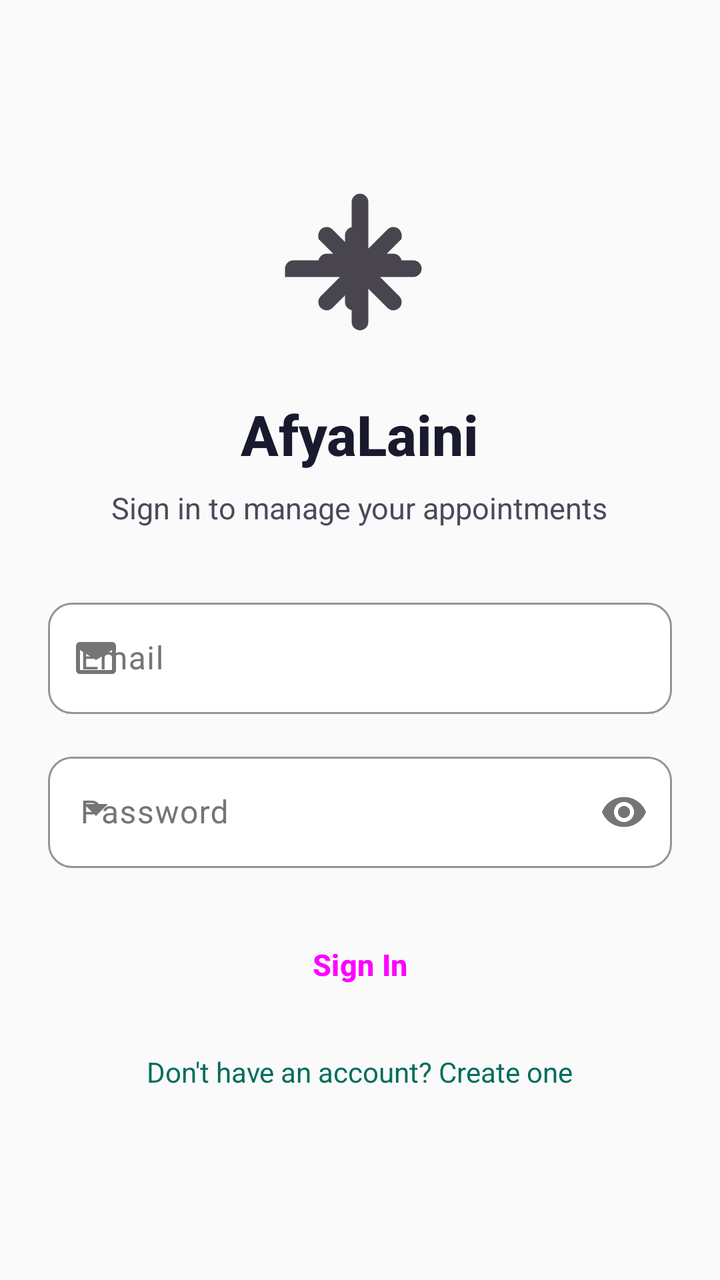
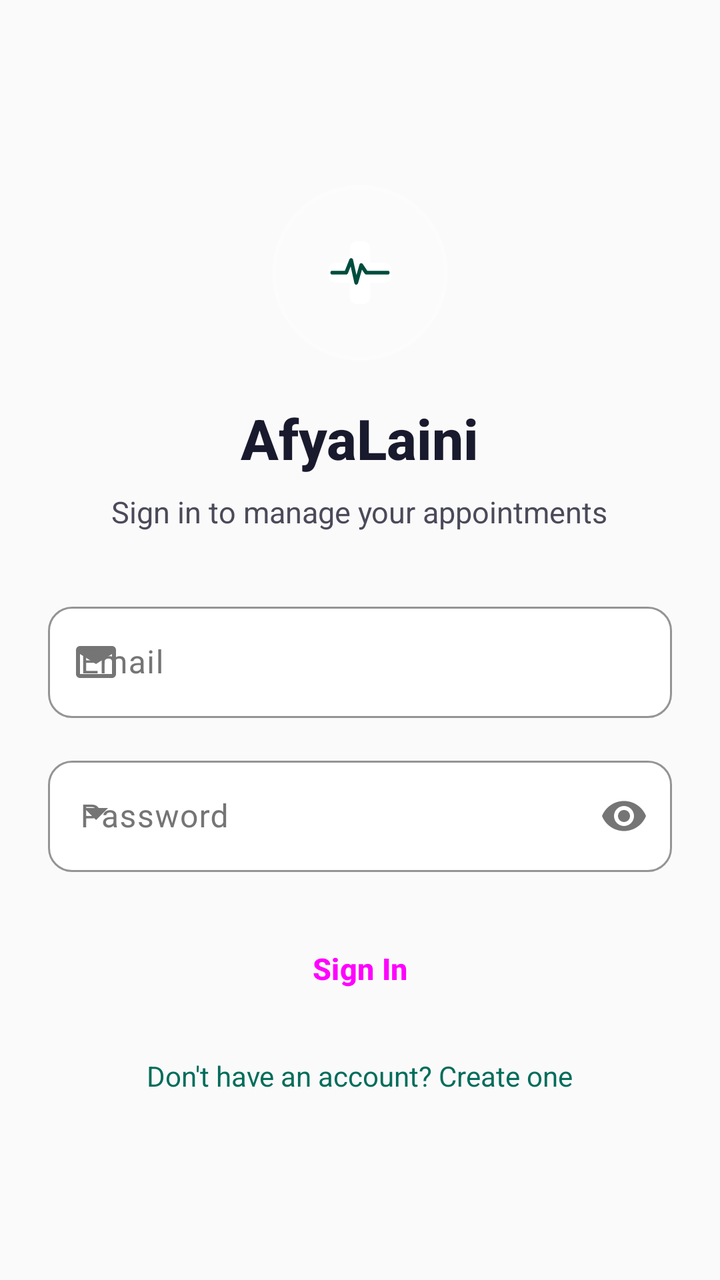

Screens rendered from an Android XML layout before and after an edit, with the pre-edit source and the edit as a unified diff.
<!-- AndroidManifest.xml: application theme Theme.AfyaLaini -->
<!-- res/layout/activity_login.xml -->
<?xml version="1.0" encoding="utf-8"?>
<ScrollView xmlns:android="http://schemas.android.com/apk/res/android"
    xmlns:app="http://schemas.android.com/apk/res-auto"
    android:layout_width="match_parent"
    android:layout_height="match_parent"
    android:background="@color/background"
    android:fillViewport="true">

    <LinearLayout
        android:layout_width="match_parent"
        android:layout_height="wrap_content"
        android:orientation="vertical"
        android:padding="24dp"
        android:gravity="center">

        
        <ImageView
            android:layout_width="80dp"
            android:layout_height="80dp"
            android:layout_gravity="center"
            android:layout_marginBottom="24dp"
            android:src="@drawable/ic_medical_logo"
            android:contentDescription="@string/app_name" />

        
        <TextView
            android:layout_width="wrap_content"
            android:layout_height="wrap_content"
            android:layout_gravity="center"
            android:text="@string/app_name"
            android:textColor="@color/text_primary"
            android:textSize="28sp"
            android:textStyle="bold"
            android:fontFamily="sans-serif-medium" />

        <TextView
            android:layout_width="wrap_content"
            android:layout_height="wrap_content"
            android:layout_gravity="center"
            android:layout_marginTop="8dp"
            android:layout_marginBottom="32dp"
            android:text="Sign in to manage your appointments"
            android:textColor="@color/text_secondary"
            android:textSize="15sp" />

        
        <com.google.android.material.textfield.TextInputLayout
            android:id="@+id/tilEmail"
            style="@style/Widget.AfyaLaini.TextInputLayout"
            android:layout_width="match_parent"
            android:layout_height="wrap_content"
            android:layout_marginBottom="16dp"
            app:startIconDrawable="@drawable/ic_email"
            android:hint="Email">

            <com.google.android.material.textfield.TextInputEditText
                android:id="@+id/etEmail"
                android:layout_width="match_parent"
                android:layout_height="wrap_content"
                android:inputType="textEmailAddress"
                android:autofillHints="emailAddress"
                android:textColor="@color/text_primary" />
        </com.google.android.material.textfield.TextInputLayout>

        
        <com.google.android.material.textfield.TextInputLayout
            android:id="@+id/tilPassword"
            style="@style/Widget.AfyaLaini.TextInputLayout"
            android:layout_width="match_parent"
            android:layout_height="wrap_content"
            android:layout_marginBottom="24dp"
            app:startIconDrawable="@drawable/ic_lock"
            app:endIconMode="password_toggle"
            android:hint="Password">

            <com.google.android.material.textfield.TextInputEditText
                android:id="@+id/etPassword"
                android:layout_width="match_parent"
                android:layout_height="wrap_content"
                android:inputType="textPassword"
                android:autofillHints="password"
                android:textColor="@color/text_primary" />
        </com.google.android.material.textfield.TextInputLayout>

        
        <Button
            android:id="@+id/btnLogin"
            style="@style/Widget.AfyaLaini.Button"
            android:layout_width="match_parent"
            android:layout_height="wrap_content"
            android:text="Sign In" />

        
        <TextView
            android:id="@+id/tvRegister"
            android:layout_width="wrap_content"
            android:layout_height="wrap_content"
            android:layout_gravity="center"
            android:layout_marginTop="20dp"
            android:text="Don't have an account? Create one"
            android:textColor="@color/text_link"
            android:textSize="14sp"
            android:textStyle="normal" />

    </LinearLayout>
</ScrollView>
<!-- resources referenced by this layout -->
<resources>
  <color name="background">#FAFAFA</color>
  <color name="text_link">#006D5B</color>
  <color name="text_primary">#1A1A2E</color>
  <color name="text_secondary">#4A4A5A</color>
  <!-- drawable ic_medical_logo (drawable) -->
  <?xml version="1.0" encoding="utf-8"?>
  <vector xmlns:android="http://schemas.android.com/apk/res/android"
      android:width="24dp"
      android:height="24dp"
      android:viewportWidth="24"
      android:viewportHeight="24"
      android:tint="?attr/colorControlNormal">
      <path
          android:fillColor="@android:color/white"
          android:pathData="M12,2 C12,2 12,2 12,2 L12,20 M2,12 C2,12 2,12 2,12 L20,12 M7,7 C7,7 7,7 7,7 L17,17 M17,7 C17,7 17,7 17,7 L7,17 M12,5 C12,5 12,5 12,5 L12,19 M5,12 C5,12 5,12 5,12 L19,12"
          android:strokeWidth="2.5"
          android:strokeColor="@android:color/white"
          android:strokeLineCap="round" />
      <path
          android:fillColor="@android:color/white"
          android:pathData="M11,7 L11,17 M7,11 L17,11"
          android:strokeWidth="2.5"
          android:strokeColor="@android:color/white"
          android:strokeLineCap="round" />
  </vector>
  <string name="app_name">AfyaLaini</string>
  <style name="Theme.AfyaLaini" parent="Base.Theme.AfyaLaini" />
  <color name="brand_primary_variant">#004D3D</color>
  <color name="border">#E0E0E0</color>
  <color name="surface">#FFFFFF</color>
  <color name="text_tertiary">#757575</color>
  <color name="brand_primary">#006D5B</color>
  <color name="text_on_primary">#FFFFFF</color>
  <color name="brand_secondary">#007B83</color>
  <color name="brand_secondary_variant">#005B61</color>
  <color name="text_on_secondary">#FFFFFF</color>
  <color name="brand_accent">#E86C00</color>
  <color name="color_error">#C62828</color>
  <color name="surface_variant">#F5F5F5</color>
  <color name="text_on_surface">#1A1A2E</color>
  <color name="navigation_bar">#FAFAFA</color>
  <style name="TextAppearance.AfyaLaini.BodyLarge" parent="TextAppearance.Material3.BodyLarge">
          <item name="android:textColor">@color/text_secondary</item>
          <item name="fontFamily">sans-serif</item>
      </style>
  <style name="TextAppearance.AfyaLaini.BodyMedium" parent="TextAppearance.Material3.BodyMedium">
          <item name="android:textColor">@color/text_secondary</item>
          <item name="fontFamily">sans-serif</item>
      </style>
  <style name="TextAppearance.AfyaLaini.BodySmall" parent="TextAppearance.Material3.BodySmall">
          <item name="android:textColor">@color/text_tertiary</item>
          <item name="fontFamily">sans-serif</item>
      </style>
  <style name="TextAppearance.AfyaLaini.LabelLarge" parent="TextAppearance.Material3.LabelLarge">
          <item name="android:textColor">@color/text_primary</item>
          <item name="fontFamily">sans-serif-medium</item>
      </style>
  <style name="ShapeAppearance.AfyaLaini.SmallComponent" parent="ShapeAppearance.Material3.SmallComponent">
          <item name="cornerFamily">rounded</item>
          <item name="cornerSize">12dp</item>
      </style>
  <style name="ShapeAppearance.AfyaLaini.MediumComponent" parent="ShapeAppearance.Material3.MediumComponent">
          <item name="cornerFamily">rounded</item>
          <item name="cornerSize">16dp</item>
      </style>
  <style name="ShapeAppearance.AfyaLaini.LargeComponent" parent="ShapeAppearance.Material3.LargeComponent">
          <item name="cornerFamily">rounded</item>
          <item name="cornerSize">24dp</item>
      </style>
  <color name="brand_primary_light">#E8F5F0</color>
  <!-- unchanged entries left out for length: 15 -->
</resources>

<!-- the commit's change to res/layout/activity_login.xml (unified diff, before → after) -->
@@ -14,13 +14,20 @@
         android:gravity="center">
 
         
-        <ImageView
-            android:layout_width="80dp"
-            android:layout_height="80dp"
+        <FrameLayout
+            android:layout_width="88dp"
+            android:layout_height="88dp"
             android:layout_gravity="center"
-            android:layout_marginBottom="24dp"
-            android:src="@drawable/ic_medical_logo"
-            android:contentDescription="@string/app_name" />
+            android:layout_marginBottom="20dp"
+            android:background="@drawable/bg_splash_logo_ring"
+            android:padding="10dp">
+
+            <ImageView
+                android:layout_width="match_parent"
+                android:layout_height="match_parent"
+                android:src="@drawable/ic_launcher_foreground"
+                android:contentDescription="@string/app_name" />
+        </FrameLayout>
 
         
         <TextView
@@ -83,6 +90,16 @@
         </com.google.android.material.textfield.TextInputLayout>
 
         
+        <com.google.android.material.progressindicator.CircularProgressIndicator
+            android:id="@+id/progressBar"
+            android:layout_width="32dp"
+            android:layout_height="32dp"
+            android:layout_marginBottom="16dp"
+            android:indeterminate="true"
+            android:visibility="gone"
+            app:indicatorColor="@color/brand_primary" />
+
+        
         <Button
             android:id="@+id/btnLogin"
             style="@style/Widget.AfyaLaini.Button"
<!-- resource entries referenced after the edit -->
@@ -4,26 +4,45 @@
   <color name="text_link">#006D5B</color>
   <color name="text_primary">#1A1A2E</color>
   <color name="text_secondary">#4A4A5A</color>
-  <!-- drawable ic_medical_logo (drawable) -->
+  <!-- drawable bg_splash_logo_ring (drawable) -->
+  <?xml version="1.0" encoding="utf-8"?>
+  <shape xmlns:android="http://schemas.android.com/apk/res/android"
+      android:shape="oval">
+      <solid android:color="#20FFFFFF" />
+      <stroke
+          android:width="2dp"
+          android:color="#40FFFFFF" />
+  </shape>
+  <!-- drawable ic_launcher_foreground (drawable) -->
   <?xml version="1.0" encoding="utf-8"?>
   <vector xmlns:android="http://schemas.android.com/apk/res/android"
-      android:width="24dp"
-      android:height="24dp"
-      android:viewportWidth="24"
-      android:viewportHeight="24"
-      android:tint="?attr/colorControlNormal">
+      android:width="108dp"
+      android:height="108dp"
+      android:viewportWidth="108"
+      android:viewportHeight="108">
+  
+      
       <path
-          android:fillColor="@android:color/white"
-          android:pathData="M12,2 C12,2 12,2 12,2 L12,20 M2,12 C2,12 2,12 2,12 L20,12 M7,7 C7,7 7,7 7,7 L17,17 M17,7 C17,7 17,7 17,7 L7,17 M12,5 C12,5 12,5 12,5 L12,19 M5,12 C5,12 5,12 5,12 L19,12"
-          android:strokeWidth="2.5"
-          android:strokeColor="@android:color/white"
-          android:strokeLineCap="round" />
+          android:fillColor="#20FFFFFF"
+          android:pathData="M54,22C71.67,22 86,36.33 86,54C86,71.67 71.67,86 54,86C36.33,86 22,71.67 22,54C22,36.33 36.33,22 54,22Z" />
+  
+      
       <path
-          android:fillColor="@android:color/white"
-          android:pathData="M11,7 L11,17 M7,11 L17,11"
-          android:strokeWidth="2.5"
-          android:strokeColor="@android:color/white"
-          android:strokeLineCap="round" />
+          android:fillColor="#FFFFFF"
+          android:pathData="M35,46 H73 C76.3,46 79,48.7 79,52 V56 C79,59.3 76.3,62 73,62 H35 C31.7,62 29,59.3 29,56 V52 C29,48.7 31.7,46 35,46 Z" />
+  
+      
+      <path
+          android:fillColor="#FFFFFF"
+          android:pathData="M46,35 V73 C46,76.3 48.7,79 52,79 H56 C59.3,79 62,76.3 62,73 V35 C62,31.7 59.3,29 56,29 H52 C48.7,29 46,31.7 46,35 Z" />
+  
+      
+      <path
+          android:pathData="M32,54 H43 L47,44 L51,62 L55,48 L59,54 H76"
+          android:strokeColor="#004D3D"
+          android:strokeWidth="3"
+          android:strokeLineCap="round"
+          android:strokeLineJoin="round" />
   </vector>
   <string name="app_name">AfyaLaini</string>
   <style name="Theme.AfyaLaini" parent="Base.Theme.AfyaLaini" />
